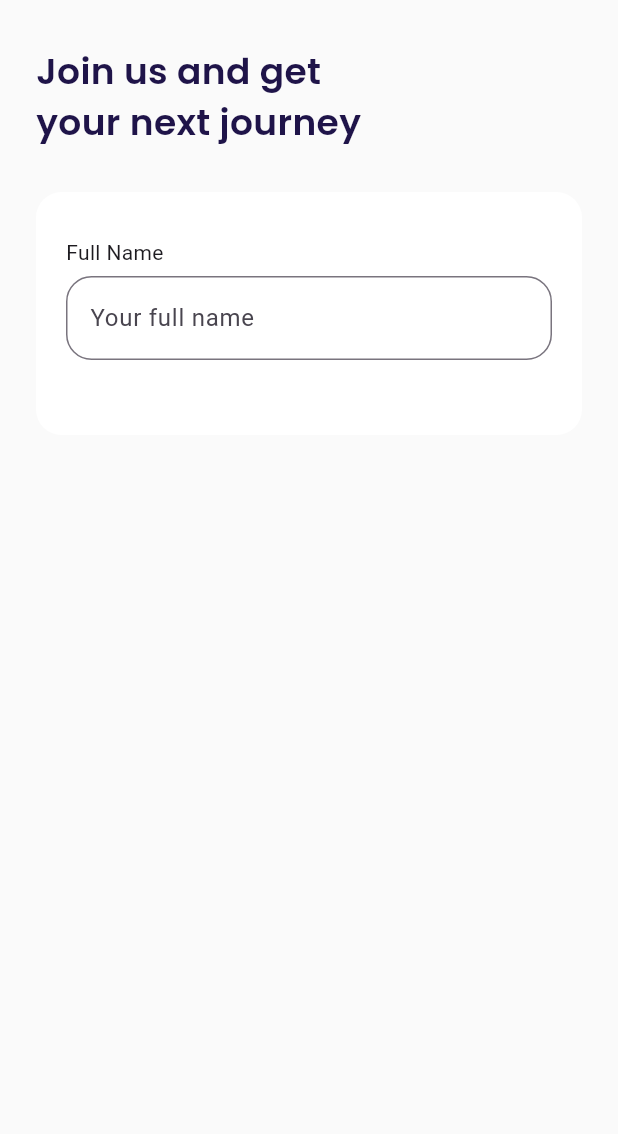
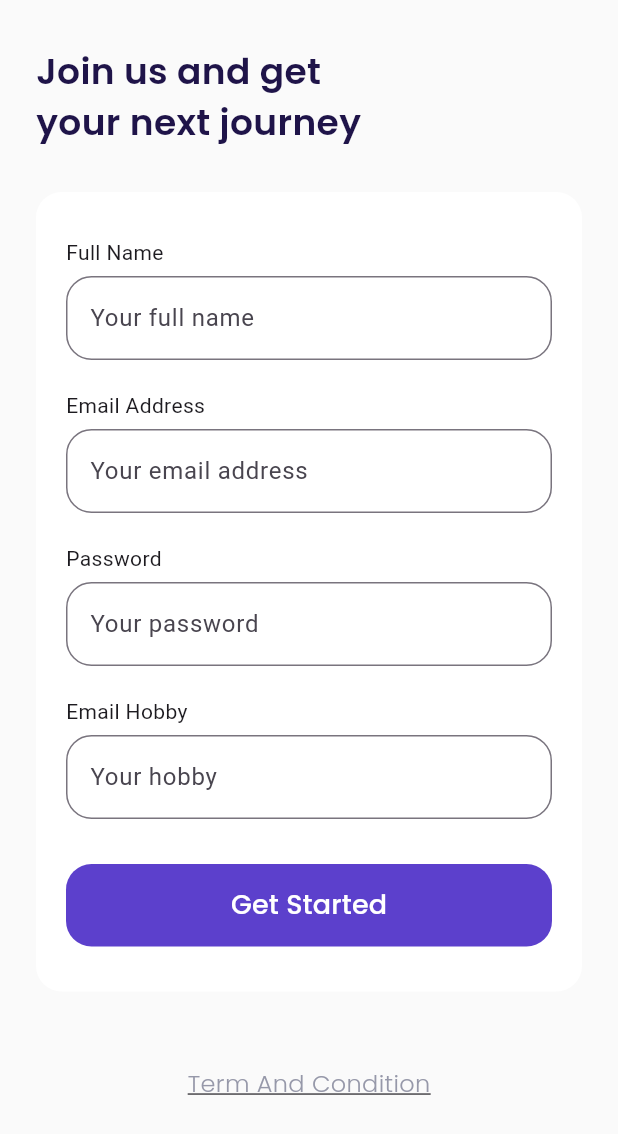
Before and after one commit to ahmadkabi/Airplane, a Flutter app: the SignUpPage screen opened by its route, on a phone screen of 412 x 824 dp. Shown: the top 1134 px of the screen. Run offline on Flutter 3.47's test engine with Material 3 defaults, Android fonts, the phone set to English and light mode, and no system bars; our stand-ins replace google_fonts.

Commit message:
Sign up page

```diff
--- a/lib/ui/pages/sign_up_page.dart
+++ b/lib/ui/pages/sign_up_page.dart
@@ -20,14 +20,14 @@ class SignUpPage extends StatelessWidget {
     }
 
     Widget inputSection() {
-      Widget emailInput() {
+      Widget nameInput() {
         return Container(
-          margin: EdgeInsets.only(bottom: 20),
+          margin: const EdgeInsets.only(bottom: 20),
           child: Column(
             crossAxisAlignment: CrossAxisAlignment.start,
             children: [
-              Text('Full Name'),
-              SizedBox(height: 6),
+              const Text('Full Name'),
+              const SizedBox(height: 6),
               TextFormField(
                 cursorColor: kBlackColor,
                 decoration: InputDecoration(
@@ -37,7 +37,7 @@ class SignUpPage extends StatelessWidget {
                   ),
                   focusedBorder: OutlineInputBorder(
                     borderRadius: BorderRadius.circular(defaultRadius),
-                    borderSide: BorderSide(color: kPrimaryColor),
+                    borderSide: BorderSide(color: kPrimaryColor, width: 2),
                   ),
                 ),
               )
@@ -46,14 +46,140 @@ class SignUpPage extends StatelessWidget {
         );
       }
 
+      Widget emailInput() {
+        return Container(
+          margin: const EdgeInsets.only(bottom: 20),
+          child: Column(
+            crossAxisAlignment: CrossAxisAlignment.start,
+            children: [
+              const Text('Email Address'),
+              const SizedBox(height: 6),
+              TextFormField(
+                cursorColor: kBlackColor,
+                decoration: InputDecoration(
+                  hintText: 'Your email address',
+                  border: OutlineInputBorder(
+                    borderRadius: BorderRadius.circular(defaultRadius),
+                  ),
+                  focusedBorder: OutlineInputBorder(
+                    borderRadius: BorderRadius.circular(defaultRadius),
+                    borderSide: BorderSide(color: kPrimaryColor, width: 2),
+                  ),
+                ),
+              )
+            ],
+          ),
+        );
+      }
+
+      Widget passwordInput() {
+        return Container(
+          margin: const EdgeInsets.only(bottom: 20),
+          child: Column(
+            crossAxisAlignment: CrossAxisAlignment.start,
+            children: [
+              const Text('Password'),
+              const SizedBox(height: 6),
+              TextFormField(
+                obscureText: true,
+                cursorColor: kBlackColor,
+                decoration: InputDecoration(
+                  hintText: 'Your password',
+                  border: OutlineInputBorder(
+                    borderRadius: BorderRadius.circular(defaultRadius),
+                  ),
+                  focusedBorder: OutlineInputBorder(
+                    borderRadius: BorderRadius.circular(defaultRadius),
+                    borderSide: BorderSide(color: kPrimaryColor, width: 2),
+                  ),
+                ),
+              )
+            ],
+          ),
+        );
+      }
+
+      Widget hobbyInput() {
+        return Container(
+          margin: const EdgeInsets.only(bottom: 30),
+          child: Column(
+            crossAxisAlignment: CrossAxisAlignment.start,
+            children: [
+              const Text('Email Hobby'),
+              const SizedBox(height: 6),
+              TextFormField(
+                cursorColor: kBlackColor,
+                decoration: InputDecoration(
+                  hintText: 'Your hobby',
+                  border: OutlineInputBorder(
+                    borderRadius: BorderRadius.circular(defaultRadius),
+                  ),
+                  focusedBorder: OutlineInputBorder(
+                    borderRadius: BorderRadius.circular(defaultRadius),
+                    borderSide: BorderSide(color: kPrimaryColor, width: 2),
+                  ),
+                ),
+              )
+            ],
+          ),
+        );
+      }
+
+      Widget submitButton() {
+        return Container(
+          width: double.infinity,
+          height: 55,
+          child: TextButton(
+            style: TextButton.styleFrom(
+              backgroundColor: kPrimaryColor,
+              shape: RoundedRectangleBorder(
+                borderRadius: BorderRadius.circular(defaultRadius),
+              ),
+            ),
+            onPressed: () {},
+            child: Text(
+              'Get Started',
+              style: whiteTextStyle.copyWith(
+                fontSize: 18,
+                fontWeight: medium,
+              ),
+            ),
+          ),
+        );
+      }
+
       return Container(
-        margin: EdgeInsets.only(top: 30),
-        padding: EdgeInsets.symmetric(horizontal: 20, vertical: 30),
+        margin: const EdgeInsets.only(top: 30),
+        padding: const EdgeInsets.symmetric(horizontal: 20, vertical: 30),
         decoration: BoxDecoration(
             color: kWhiteColor,
             borderRadius: BorderRadius.circular(defaultRadius)),
         child: Column(
-          children: [emailInput()],
+          children: [
+            nameInput(),
+            emailInput(),
+            passwordInput(),
+            hobbyInput(),
+            submitButton(),
+          ],
+        ),
+      );
+    }
+
+    Widget tacButton() {
+      return Container(
+        alignment: Alignment.center,
+        margin: const EdgeInsets.only(
+          top: 50,
+          bottom: 73,
+        ),
+        child: Text(
+          'Term And Condition',
+          style: greyTextStyle.copyWith(
+            fontSize: 16,
+            fontWeight: light,
+            decoration: TextDecoration.underline,
+          ),
         ),
       );
     }
@@ -63,7 +189,11 @@ class SignUpPage extends StatelessWidget {
       body: SafeArea(
         child: ListView(
           padding: EdgeInsets.symmetric(horizontal: defaultMargin),
-          children: [title(), inputSection()],
+          children: [
+            title(),
+            inputSection(),
+            tacButton(),
+          ],
         ),
       ),
     );
```
